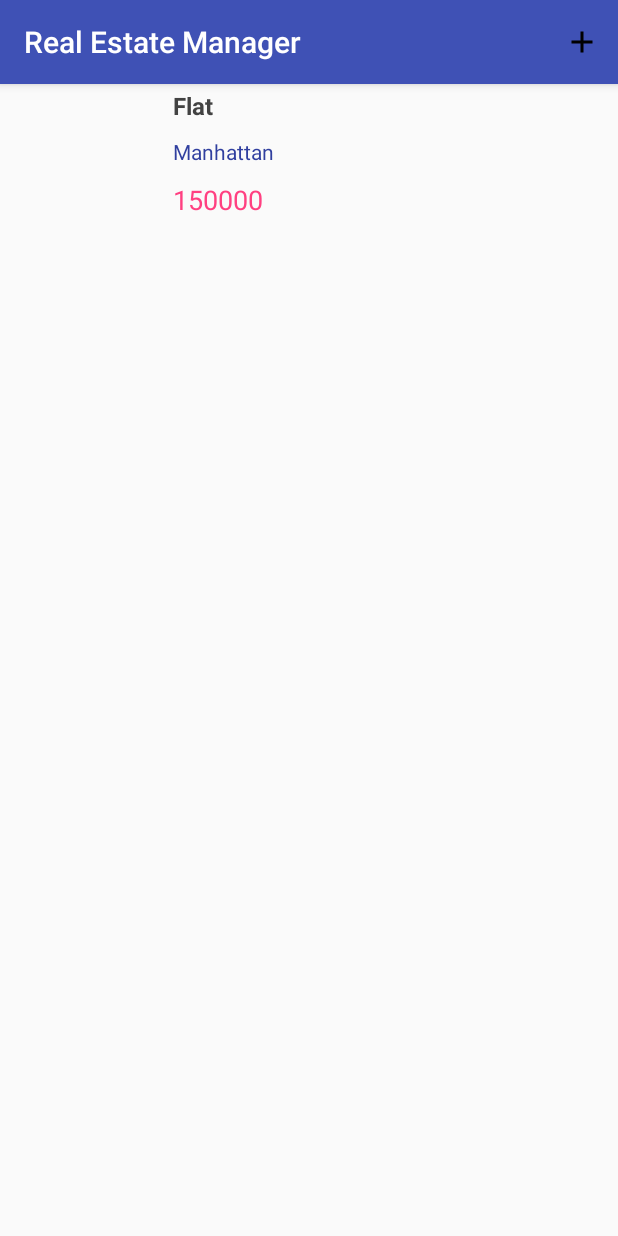
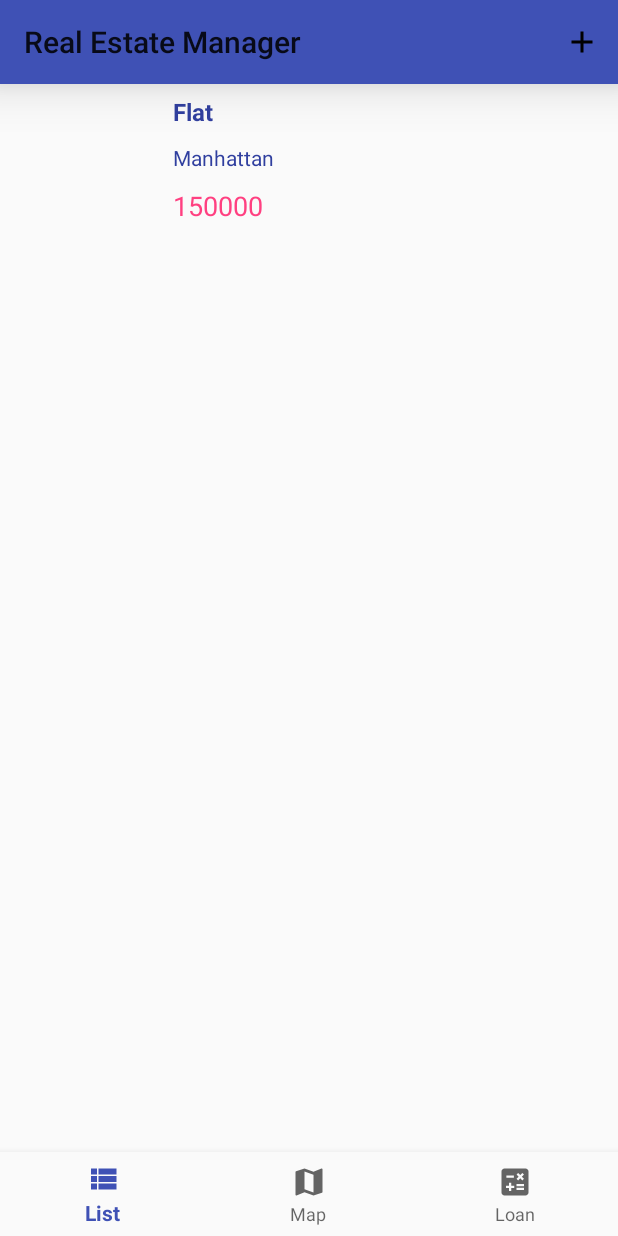
Before and after one commit to Emre-OVTR/RealEstateManager, an Android app: the screen it shows after launch (MainActivity), on a phone screen of 412 x 824 dp. Run offline under Robolectric (Android 15) with nearby library versions, the phone set to English and light mode, and no system bars; our stand-ins replace Room's generated code, navigation-ui.

Commit message:
- Ajout nav graph et les 3 fragments - création viewmodel dans listfragment - création EstateListAdapter.kt - ajout adapter dans fragment - correction vue xml listfragment -ajout bottomnavigationview - ajout navcontroller

```diff
--- a/app/src/main/java/com/openclassrooms/realestatemanager/repos/EstateRepository.kt
+++ b/app/src/main/java/com/openclassrooms/realestatemanager/repos/EstateRepository.kt
@@ -10,7 +10,7 @@ class EstateRepository(private val estateDao: EstateDao) {
 
     val allEstates: Flow<List<Estate>> = estateDao.getEstates()
 
-    @Suppress("RedundantSuspendModifier")
+
     @WorkerThread
     suspend fun insert(estate: Estate) {
         estateDao.insert(estate)
--- a/app/src/main/java/com/openclassrooms/realestatemanager/ui/EstateListAdapter.kt
+++ b/app/src/main/java/com/openclassrooms/realestatemanager/ui/EstateListAdapter.kt
@@ -13,7 +13,6 @@ import com.openclassrooms.realestatemanager.model.Estate
 class EstateListAdapter : ListAdapter<Estate, EstateListAdapter.EstateViewHolder>(EstatesComparator()) {
 
     override fun onCreateViewHolder(parent: ViewGroup, viewType: Int): EstateViewHolder {
-        val inflater = LayoutInflater.from(parent.context)
         return EstateViewHolder.create(parent)
     }
 
--- a/app/src/main/java/com/openclassrooms/realestatemanager/ui/MainActivity.kt
+++ b/app/src/main/java/com/openclassrooms/realestatemanager/ui/MainActivity.kt
@@ -1,39 +1,25 @@
 package com.openclassrooms.realestatemanager.ui
 
-import androidx.appcompat.app.AppCompatActivity
 import android.os.Bundle
 import android.view.Menu
-import androidx.activity.viewModels
-import androidx.lifecycle.Observer
-import androidx.recyclerview.widget.LinearLayoutManager
-import androidx.recyclerview.widget.RecyclerView
-import com.openclassrooms.realestatemanager.EstatesApplication
+import androidx.appcompat.app.AppCompatActivity
+import androidx.navigation.NavController
+import androidx.navigation.Navigation.findNavController
+import androidx.navigation.ui.setupWithNavController
+import com.google.android.material.bottomnavigation.BottomNavigationView
 import com.openclassrooms.realestatemanager.R
-import com.openclassrooms.realestatemanager.view.EstateViewModel
-import com.openclassrooms.realestatemanager.view.EstateViewModelFactory
 
 class MainActivity : AppCompatActivity() {
 
-    private val estateViewModel: EstateViewModel by viewModels {
-        EstateViewModelFactory((application as EstatesApplication).repository)
-
-    }
 
     override fun onCreate(savedInstanceState: Bundle?) {
         super.onCreate(savedInstanceState)
         setContentView(R.layout.activity_main)
-
         setSupportActionBar(findViewById(R.id.my_toolbar))
 
-
-        val recyclerView = findViewById<RecyclerView>(R.id.recycler_view)
-        val adapter = EstateListAdapter()
-        recyclerView.adapter = adapter
-        recyclerView.layoutManager = LinearLayoutManager(this)
-
-        estateViewModel.allEstates.observe(this, Observer { estates ->
-            estates?.let { adapter.submitList(it) }
-        })
+        val bottomNavigationView  : BottomNavigationView = findViewById(R.id.nav_view)
+        val navController : NavController = findNavController(this, R.id.nav_host_fragment)
+        bottomNavigationView.setupWithNavController(navController)
     }
 
     override fun onCreateOptionsMenu(menu: Menu?): Boolean {
@@ -41,5 +27,4 @@ class MainActivity : AppCompatActivity() {
         return super.onCreateOptionsMenu(menu)
     }
 
-
 }
--- /dev/null
+++ b/app/src/main/java/com/openclassrooms/realestatemanager/ui/listview/ListFragment.kt
@@ -0,0 +1,64 @@
+package com.openclassrooms.realestatemanager.ui.listview
+
+import android.os.Bundle
+import android.view.LayoutInflater
+import android.view.View
+import android.view.ViewGroup
+import androidx.activity.viewModels
+import androidx.fragment.app.Fragment
+import androidx.fragment.app.viewModels
+import androidx.lifecycle.Observer
+import androidx.lifecycle.ViewModelProvider
+import androidx.lifecycle.viewmodel.viewModelFactory
+import androidx.recyclerview.widget.LinearLayoutManager
+import androidx.recyclerview.widget.RecyclerView
+import com.openclassrooms.realestatemanager.EstatesApplication
+import com.openclassrooms.realestatemanager.R
+import com.openclassrooms.realestatemanager.ui.EstateListAdapter
+import com.openclassrooms.realestatemanager.ui.MainActivity
+import com.openclassrooms.realestatemanager.view.EstateViewModel
+import com.openclassrooms.realestatemanager.view.EstateViewModelFactory
+import kotlinx.android.synthetic.main.fragment_list.*
+import kotlinx.android.synthetic.main.fragment_list.view.*
+
+
+class ListFragment : Fragment() {
+
+
+
+
+     private val estateViewModel: EstateViewModel by viewModels {
+        EstateViewModelFactory((activity?.application as EstatesApplication).repository)
+
+    }
+
+
+    override fun onCreateView(
+        inflater: LayoutInflater,
+        container: ViewGroup?,
+        savedInstanceState: Bundle?): View? {
+
+
+        return inflater.inflate(R.layout.fragment_list, container, false)
+    }
+
+    override fun onViewCreated(view: View, savedInstanceState: Bundle?) {
+        super.onViewCreated(view, savedInstanceState)
+
+
+        val recyclerView: RecyclerView = view.findViewById(R.id.estate_list)
+        val adapter = EstateListAdapter()
+        recyclerView.adapter = adapter
+
+
+
+        estateViewModel.allEstates.observe(viewLifecycleOwner, Observer { estates ->
+            estates?.let { adapter.submitList(it) }
+        })
+
+    }
+
+
+
+
+}
--- /dev/null
+++ b/app/src/main/res/drawable/ic_baseline_calculate_24.xml
@@ -0,0 +1,5 @@
+<vector android:height="24dp" android:tint="#000000"
+    android:viewportHeight="24" android:viewportWidth="24"
+    android:width="24dp" xmlns:android="http://schemas.android.com/apk/res/android">
+    <path android:fillColor="@android:color/white" android:pathData="M19,3H5C3.9,3 3,3.9 3,5v14c0,1.1 0.9,2 2,2h14c1.1,0 2,-0.9 2,-2V5C21,3.9 20.1,3 19,3zM13.03,7.06L14.09,6l1.41,1.41L16.91,6l1.06,1.06l-1.41,1.41l1.41,1.41l-1.06,1.06L15.5,9.54l-1.41,1.41l-1.06,-1.06l1.41,-1.41L13.03,7.06zM6.25,7.72h5v1.5h-5V7.72zM11.5,16h-2v2H8v-2H6v-1.5h2v-2h1.5v2h2V16zM18,17.25h-5v-1.5h5V17.25zM18,14.75h-5v-1.5h5V14.75z"/>
+</vector>
--- /dev/null
+++ b/app/src/main/res/drawable/ic_baseline_map_24.xml
@@ -0,0 +1,5 @@
+<vector android:height="24dp" android:tint="#000000"
+    android:viewportHeight="24" android:viewportWidth="24"
+    android:width="24dp" xmlns:android="http://schemas.android.com/apk/res/android">
+    <path android:fillColor="@android:color/white" android:pathData="M20.5,3l-0.16,0.03L15,5.1 9,3 3.36,4.9c-0.21,0.07 -0.36,0.25 -0.36,0.48V20.5c0,0.28 0.22,0.5 0.5,0.5l0.16,-0.03L9,18.9l6,2.1 5.64,-1.9c0.21,-0.07 0.36,-0.25 0.36,-0.48V3.5c0,-0.28 -0.22,-0.5 -0.5,-0.5zM15,19l-6,-2.11V5l6,2.11V19z"/>
+</vector>
--- /dev/null
+++ b/app/src/main/res/drawable/ic_baseline_view_list_24.xml
@@ -0,0 +1,5 @@
+<vector android:autoMirrored="true" android:height="24dp"
+    android:tint="#000000" android:viewportHeight="24"
+    android:viewportWidth="24" android:width="24dp" xmlns:android="http://schemas.android.com/apk/res/android">
+    <path android:fillColor="@android:color/white" android:pathData="M4,14h4v-4L4,10v4zM4,19h4v-4L4,15v4zM4,9h4L8,5L4,5v4zM9,14h12v-4L9,10v4zM9,19h12v-4L9,15v4zM9,5v4h12L21,5L9,5z"/>
+</vector>
--- a/app/src/main/res/layout/activity_main.xml
+++ b/app/src/main/res/layout/activity_main.xml
@@ -9,18 +9,34 @@
     <androidx.appcompat.widget.Toolbar
         android:id="@+id/my_toolbar"
         android:layout_width="match_parent"
-        android:layout_height="?attr/actionBarSize"
+        android:layout_height="wrap_content"
         android:background="?attr/colorPrimary"
-        android:elevation="4dp"
-        android:theme="@style/ThemeOverlay.AppCompat.Dark.ActionBar"
-        app:popupTheme="@style/ThemeOverlay.AppCompat.Light"
-        tools:ignore="MissingConstraints" />
+        android:elevation="20dp"
+        app:layout_constraintTop_toTopOf="parent"/>
 
-    <androidx.recyclerview.widget.RecyclerView
-        android:id="@+id/recycler_view"
+    <com.google.android.material.bottomnavigation.BottomNavigationView
+        android:id="@+id/nav_view"
+        android:layout_width="0dp"
+        android:layout_height="wrap_content"
+        android:layout_marginStart="0dp"
+        android:layout_marginEnd="0dp"
+        android:background="?android:attr/windowBackground"
+        app:layout_constraintBottom_toBottomOf="parent"
+        app:layout_constraintLeft_toLeftOf="parent"
+        app:layout_constraintRight_toRightOf="parent"
+        app:menu="@menu/bottom_nav_menu" />
+
+    <fragment
+        android:id="@+id/nav_host_fragment"
+        android:name="androidx.navigation.fragment.NavHostFragment"
         android:layout_width="match_parent"
-        android:layout_height="wrap_content"
-        app:layout_constraintTop_toBottomOf="@+id/my_toolbar"
-        tools:listitem="@layout/recyclerview_item"/>
+        android:layout_height="match_parent"
+        app:defaultNavHost = "true"
+        app:layout_constraintBottom_toTopOf="@id/nav_view"
+        app:layout_constraintLeft_toLeftOf="parent"
+        app:layout_constraintRight_toRightOf="parent"
+        app:layout_constraintStart_toStartOf="parent"
+        app:layout_constraintTop_toBottomOf="@id/my_toolbar"
+        app:navGraph="@navigation/nav_graph"/>
 
 </androidx.constraintlayout.widget.ConstraintLayout>
--- /dev/null
+++ b/app/src/main/res/layout/fragment_list.xml
@@ -0,0 +1,14 @@
+<?xml version="1.0" encoding="utf-8"?>
+<androidx.recyclerview.widget.RecyclerView xmlns:android="http://schemas.android.com/apk/res/android"
+    xmlns:tools="http://schemas.android.com/tools"
+    xmlns:app="http://schemas.android.com/apk/res-auto"
+    android:layout_width="match_parent"
+    android:layout_height="wrap_content"
+    android:id="@+id/estate_list"
+    android:paddingTop="60sp"
+    android:paddingBottom="60sp"
+    android:name="com.openclassrooms.realestatemanager.ui.listview.ListFragment"
+    app:layoutManager="androidx.recyclerview.widget.LinearLayoutManager"
+    tools:listitem="@layout/recyclerview_item"
+    tools:context=".ui.MainActivity">
+</androidx.recyclerview.widget.RecyclerView>
--- a/app/src/main/res/layout/recyclerview_item.xml
+++ b/app/src/main/res/layout/recyclerview_item.xml
@@ -2,7 +2,6 @@
 <androidx.constraintlayout.widget.ConstraintLayout xmlns:android="http://schemas.android.com/apk/res/android"
     xmlns:app="http://schemas.android.com/apk/res-auto"
     xmlns:tools="http://schemas.android.com/tools"
-    android:orientation="vertical"
     android:layout_width="match_parent"
     android:layout_height="wrap_content">
 
@@ -17,7 +16,8 @@
         android:layout_width="wrap_content"
         android:layout_height="wrap_content"
         android:paddingBottom="10dp"
-        android:textColor="@color/cardview_dark_background"
+        android:text="toto"
+        android:textColor="@color/colorPrimaryDark"
         android:textStyle="bold"
         android:textSize="16sp"
         android:layout_marginStart="15dp"
@@ -30,6 +30,7 @@
         android:layout_width="wrap_content"
         android:layout_height="wrap_content"
         android:paddingBottom="@dimen/space_between_elements"
+        android:text="toto"
         android:textColor="@color/colorPrimaryDark"
         android:layout_marginStart="@dimen/padding_to_parent"
         app:layout_constraintStart_toEndOf="@id/list_item_main_pic"
@@ -40,7 +41,9 @@
     <TextView
         android:id="@+id/list_item_price"
         android:layout_width="wrap_content"
+        android:text="prix"
         android:layout_height="wrap_content"
+        android:paddingBottom="10dp"
         android:textColor="@color/colorAccent"
         android:textSize="@dimen/size_text_big"
         android:layout_marginStart="@dimen/padding_to_parent"
--- /dev/null
+++ b/app/src/main/res/menu/bottom_nav_menu.xml
@@ -0,0 +1,20 @@
+<?xml version="1.0" encoding="utf-8"?>
+<menu xmlns:android="http://schemas.android.com/apk/res/android">
+
+    <item
+        android:id="@+id/listFragment"
+        android:icon="@drawable/ic_baseline_view_list_24"
+        android:title="@string/title_list" />
+
+    <item
+        android:id="@+id/mapFragment"
+        android:icon="@drawable/ic_baseline_map_24"
+        android:title="@string/title_map" />
+
+    <item
+        android:id="@+id/loanFragment"
+        android:icon="@drawable/ic_baseline_calculate_24"
+        android:title="@string/title_loan" />
+
+
+</menu>
--- /dev/null
+++ b/app/src/main/res/navigation/nav_graph.xml
@@ -0,0 +1,27 @@
+<?xml version="1.0" encoding="utf-8"?>
+<navigation xmlns:android="http://schemas.android.com/apk/res/android"
+    xmlns:app="http://schemas.android.com/apk/res-auto"
+    xmlns:tools="http://schemas.android.com/tools"
+    android:id="@+id/mobile_navigation"
+    app:startDestination="@id/listFragment">
+
+
+    <fragment
+        android:id="@+id/listFragment"
+        android:name="com.openclassrooms.realestatemanager.ui.listview.ListFragment"
+        android:label="@string/title_list"
+        tools:layout="@layout/fragment_list" />
+
+    <fragment
+        android:id="@+id/mapFragment"
+        android:name="com.openclassrooms.realestatemanager.ui.mapview.MapFragment"
+        android:label="@string/title_map"
+        tools:layout="@layout/fragment_map" />
+
+    <fragment
+        android:id="@+id/workmatesFragment"
+        android:name="com.openclassrooms.realestatemanager.ui.loan.LoanFragment"
+        android:label="@string/title_loan"
+        tools:layout="@layout/fragment_loan" />
+
+</navigation>
--- a/app/src/main/res/values/strings.xml
+++ b/app/src/main/res/values/strings.xml
@@ -2,4 +2,9 @@
     <string name="app_name">Real Estate Manager</string>
     <string name="action_add">add</string>
     <string name="photo_estate_item">photo_estate_item</string>
+    <!-- TODO: Remove or change this placeholder text -->
+    <string name="hello_blank_fragment">Hello blank fragment</string>
+    <string name="title_map">Map</string>
+    <string name="title_list">List</string>
+    <string name="title_loan">Loan</string>
 </resources>
```
Also changed, not shown: app/build.gradle (+8 -0 lines), app/src/main/java/com/openclassrooms/realestatemanager/ui/loan/LoanFragment.kt (added, +60 -0 lines), app/src/main/java/com/openclassrooms/realestatemanager/ui/mapview/MapFragment.kt (added, +60 -0 lines), app/src/main/res/layout/fragment_loan.xml (added, +14 -0 lines), app/src/main/res/layout/fragment_map.xml (added, +14 -0 lines).
